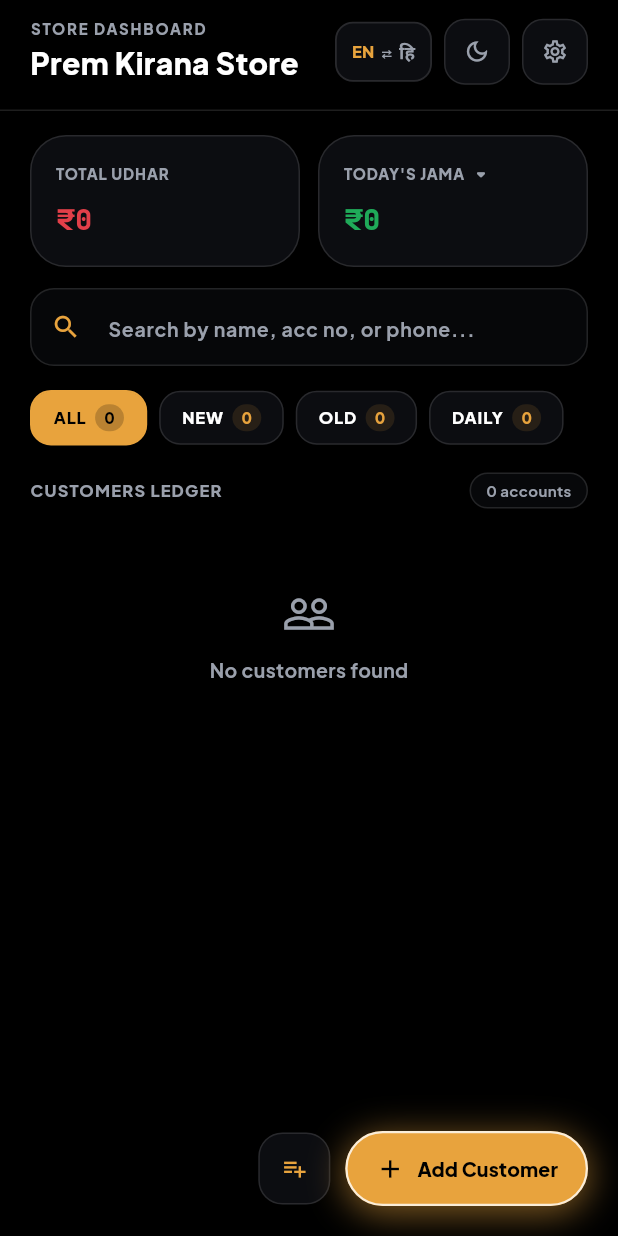
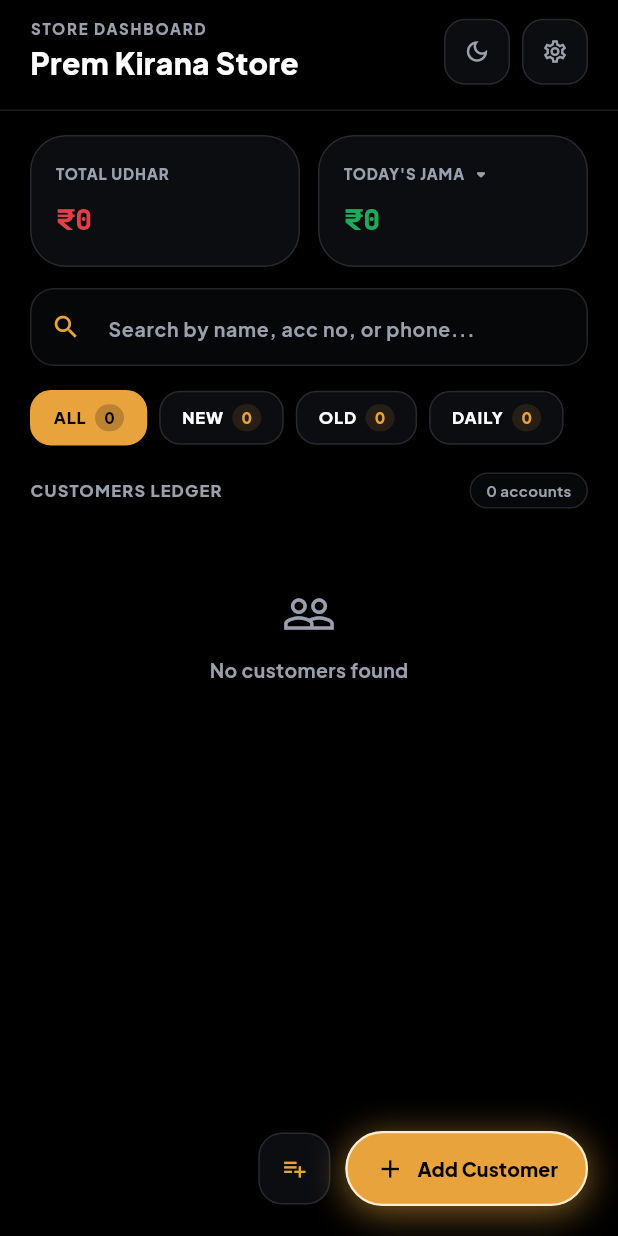
Before and after one commit to AnshNagre/prem_kirana_ledger, a Flutter app: the screen it shows after launch, on a phone screen of 412 x 824 dp. Run offline on Flutter 3.47's test engine with Material 3 defaults, Android fonts, the phone set to English and light mode, and no system bars; our stand-ins replace file_picker, google_fonts, image_picker, package_info_plus, pdf, printing and 2 more; missing offline and left inert: excel; network calls fail.

Commit message:
Configure release APK signing with verification in CI, remove English-to-Hindi mode, bump version to 1.0.6+7

```diff
--- a/lib/models/customer.dart
+++ b/lib/models/customer.dart
@@ -1,4 +1,3 @@
-import '../utils/hindi_transliterator.dart';
 import 'transaction.dart';
 
 enum CustomerCategory {
@@ -53,11 +52,8 @@ class Customer {
         category = category ?? CustomerCategory.newCustomer,
         transactions = transactions ?? [];
 
-  /// Returns the customer name in English or Hindi Devanagari based on [isHindi].
-  String displayName({bool isHindi = false}) {
-    if (!isHindi) return name;
-    return HindiTransliterator.toHindi(name);
-  }
+  /// Returns the customer name.
+  String displayName() => name;
 
   /// Two-letter avatar initials, e.g. "Ansh Nagre" -> "AN".
   String get initials {
--- a/lib/screens/customer_timeline.dart
+++ b/lib/screens/customer_timeline.dart
@@ -336,7 +336,7 @@ class _CustomerTimelineScreenState extends State<CustomerTimelineScreen> {
                           fit: BoxFit.scaleDown,
                           alignment: Alignment.centerLeft,
                           child: Text(
-                            customer.displayName(isHindi: provider.isHindiMode).toUpperCase(),
+                            customer.name.toUpperCase(),
                             style: TextStyle(
                               fontSize: 13.5,
                               fontWeight: FontWeight.w900,
@@ -498,7 +498,7 @@ class _CustomerTimelineScreenState extends State<CustomerTimelineScreen> {
                 Expanded(
                   child: _actionButton(
                     context,
-                    label: provider.isHindiMode ? 'जमा' : 'JAMA',
+                    label: 'JAMA',
                     color: c.jama,
                     icon: Icons.remove,
                     onTap: () => showTxnFormSheet(context, customer: customer, initialType: TxnType.jama),
@@ -523,7 +523,7 @@ class _CustomerTimelineScreenState extends State<CustomerTimelineScreen> {
                 Expanded(
                   child: _actionButton(
                     context,
-                    label: provider.isHindiMode ? 'उधार' : 'UDHAR',
+                    label: 'UDHAR',
                     color: c.udhar,
                     icon: Icons.add,
                     onTap: () => showTxnFormSheet(context, customer: customer, initialType: TxnType.udhar),
--- a/lib/screens/home_dashboard.dart
+++ b/lib/screens/home_dashboard.dart
@@ -112,7 +112,6 @@ class _HomeDashboardState extends State<HomeDashboard> {
 
   void _showCustomerOptions(BuildContext context, Customer customer) {
     final c = context.colors;
-    final isHindi = context.read<LedgerProvider>().isHindiMode;
 
     showModalBottomSheet(
       context: context,
@@ -186,7 +185,7 @@ class _HomeDashboardState extends State<HomeDashboard> {
                           ),
                           const SizedBox(height: 4),
                           Text(
-                            customer.displayName(isHindi: isHindi).toUpperCase(),
+                            customer.name.toUpperCase(),
                             style: TextStyle(fontWeight: FontWeight.w900, fontSize: 14, color: c.textBody),
                             overflow: TextOverflow.ellipsis,
                           ),
@@ -213,13 +212,11 @@ class _HomeDashboardState extends State<HomeDashboard> {
                             border: Border.all(color: (customer.balance <= 0 ? c.jama : c.udhar).withOpacity(0.35), width: 1),
                           ),
                           child: Text(
-                            customer.balance <= 0
-                                ? (isHindi ? 'जमा' : 'JAMA')
-                                : (isHindi ? 'उधार' : 'UDHAR'),
+                            customer.balance <= 0 ? 'JAMA' : 'UDHAR',
                             style: TextStyle(
-                              fontSize: isHindi ? 10.5 : 9.5,
+                              fontSize: 9.5,
                               fontWeight: FontWeight.w900,
-                              letterSpacing: isHindi ? 0.2 : 0.5,
+                              letterSpacing: 0.5,
                               color: customer.balance <= 0 ? c.jama : c.udhar,
                             ),
                           ),
@@ -679,49 +676,6 @@ class _Header extends StatelessWidget {
               ],
             ),
           ),
-          InkWell(
-            onTap: provider.toggleHindiMode,
-            borderRadius: BorderRadius.circular(12),
-            child: Container(
-              height: 40,
-              padding: const EdgeInsets.symmetric(horizontal: 10),
-              decoration: BoxDecoration(
-                color: provider.isHindiMode ? c.brandPrimary.withOpacity(0.18) : c.bgSurface,
-                border: Border.all(
-                  color: provider.isHindiMode ? c.brandPrimary : c.borderHairline,
-                  width: 1.2,
-                ),
-                borderRadius: BorderRadius.circular(12),
-              ),
-              alignment: Alignment.center,
-              child: Row(
-                mainAxisSize: MainAxisSize.min,
-                children: [
-                  Text(
-                    'EN',
-                    style: TextStyle(
-                      fontSize: 11,
-                      fontWeight: !provider.isHindiMode ? FontWeight.w900 : FontWeight.w600,
-                      color: !provider.isHindiMode ? c.brandPrimary : c.muted,
-                    ),
-                  ),
-                  Padding(
-                    padding: const EdgeInsets.symmetric(horizontal: 3),
-                    child: Text('⇄', style: TextStyle(fontSize: 10, color: c.muted)),
-                  ),
-                  Text(
-                    'हि',
-                    style: TextStyle(
-                      fontSize: 12,
-                      fontWeight: provider.isHindiMode ? FontWeight.w900 : FontWeight.w600,
-                      color: provider.isHindiMode ? c.brandPrimary : c.muted,
-                    ),
-                  ),
-                ],
-              ),
-            ),
-          ),
-          const SizedBox(width: 8),
           _RoundIconButton(
             icon: provider.themeMode == ThemeMode.dark ? Icons.dark_mode_outlined : Icons.light_mode_outlined,
             tooltip: 'Toggle Theme',
--- a/lib/utils/hindi_transliterator.dart
+++ /dev/null
@@ -1,370 +0,0 @@
-/// Utility to phonetically convert English customer names to Hindi (Devanagari).
-/// If a name is already in Devanagari script or empty, it is returned intact.
-class HindiTransliterator {
-  static final RegExp _devanagariRegex = RegExp(r'[\u0900-\u097F]');
-
-  /// Common Indian given names and surnames mapped for 100% accuracy.
-  static final Map<String, String> _dictionary = {
-    // Common first names
-    'ansh': 'अंश',
-    'anshu': 'अंशु',
-    'priya': 'प्रिया',
-    'ramesh': 'रमेश',
-    'suresh': 'सुरेश',
-    'mahesh': 'महेश',
-    'dinesh': 'दिनेश',
-    'rajesh': 'राजेश',
-    'mukesh': 'मुकेश',
-    'rakesh': 'राकेश',
-    'naresh': 'नरेश',
-    'umesh': 'उमेश',
-    'kamlesh': 'कमलेश',
-    'santosh': 'संतोष',
-    'rahul': 'राहुल',
-    'rohit': 'रोहित',
-    'mohit': 'मोहित',
-    'amit': 'अमित',
-    'sumit': 'सुमित',
-    'anil': 'अनिल',
-    'sunil': 'सुनील',
-    'deepak': 'दीपक',
-    'vikas': 'विकास',
-    'vishal': 'विशाल',
-    'vijay': 'विजय',
-    'ajay': 'अजय',
-    'sanjay': 'संजय',
-    'manoj': 'मनोज',
-    'vinod': 'विनोद',
-    'pramod': 'प्रमोद',
-    'alok': 'आलोक',
-    'ashok': 'अशोक',
-    'sachin': 'सचिन',
-    'nitin': 'नितिन',
-    'sandeep': 'संदीप',
-    'pradeep': 'प्रदीप',
-    'kuldeep': 'कुलदीप',
-    'kamal': 'कमल',
-    'kiran': 'किरण',
-    'mohan': 'मोहन',
-    'sohan': 'सोहन',
-    'rohan': 'रोहन',
-    'karan': 'करण',
-    'arjun': 'अर्जुन',
-    'shyam': 'श्याम',
-    'ram': 'राम',
-    'prem': 'प्रेम',
-    'gopal': 'गोपाल',
-    'govind': 'गोविंद',
-    'krishna': 'कृष्णा',
-    'radha': 'राधा',
-    'pooja': 'पूजा',
-    'neha': 'नेहा',
-    'sonam': 'सोनम',
-    'geeta': 'गीता',
-    'seema': 'सीमा',
-    'reena': 'रीना',
-    'meena': 'मीना',
-    'mona': 'मोना',
-    'sunita': 'सुनीता',
-    'anita': 'अनीता',
-    'rekha': 'रेखा',
-    'kavita': 'कविता',
-    'sarita': 'सरिता',
-    'babita': 'बबीता',
-    'laxmi': 'लक्ष्मी',
-    'lakshmi': 'लक्ष्मी',
-    'aarti': 'आरती',
-    'arti': 'आरती',
-    'swati': 'स्वाति',
-    'jyoti': 'ज्योति',
-    'shubham': 'शुभम',
-    'shivam': 'शिवम',
-    'pawan': 'पवन',
-    'pankaj': 'पंकज',
-    'bharat': 'भारत',
-    'bhagwan': 'भगवान',
-    'raj': 'राज',
-    'raju': 'राजू',
-    'sonu': 'सोनू',
-    'monu': 'मोनू',
-    'chintu': 'चिंटू',
-    'pinki': 'पिंकी',
-    'golu': 'गोलू',
-    'babloo': 'बबलू',
-    'bablu': 'बबलू',
-    'pappu': 'पप्पू',
-    'munna': 'मुन्ना',
-    'hari': 'हरि',
-    'harish': 'हरीश',
-    'ravi': 'रवि',
-    'shankar': 'शंकर',
-    'shiv': 'शिव',
-    'om': 'ओम',
-
-    // Common Surnames / Titles
-    'nagre': 'नागरे',
-    'deshmukh': 'देशमुख',
-    'sharma': 'शर्मा',
-    'verma': 'वर्मा',
-    'patel': 'पटेल',
-    'gupta': 'गुप्ता',
-    'singh': 'सिंह',
-    'kumar': 'कुमार',
-    'yadav': 'यादव',
-    'mishra': 'मिश्रा',
-    'tiwari': 'तिवारी',
-    'pandey': 'पांडे',
-    'shukla': 'शुक्ला',
-    'dubey': 'दुबे',
-    'chaubey': 'चौबे',
-    'jha': 'झा',
-    'thakur': 'ठाकुर',
-    'chauhan': 'चौहान',
-    'rajput': 'राजपूत',
-    'jain': 'जैन',
-    'agarwal': 'अग्रवाल',
-    'agrawal': 'अग्रवाल',
-    'bansal': 'बंसल',
-    'mittal': 'मित्तल',
-    'goyal': 'गोयल',
-    'khandelwal': 'खंडेलवाल',
-    'maheshwari': 'माहेश्वरी',
-    'joshi': 'जोशी',
-    'bhatt': 'भट्ट',
-    'rawat': 'रावत',
-    'negi': 'नेगी',
-    'choudhary': 'चौधरी',
-    'choudhury': 'चौधरी',
-    'patil': 'पाटिल',
-    'pawar': 'पवार',
-    'kadam': 'कदम',
-    'shinde': 'शिंदे',
-    'gaikwad': 'गायकवाड़',
-    'bhosale': 'भोसले',
-    'jadhav': 'जाधव',
-    'more': 'मोरे',
-    'sawant': 'सावंत',
-    'kale': 'काळे',
-    'koli': 'कोली',
-    'shah': 'शाह',
-    'mehta': 'मेहता',
-    'soni': 'सोनी',
-    'sahu': 'साहू',
-    'sen': 'सेन',
-    'das': 'दास',
-    'bose': 'बोस',
-    'reddy': 'रेड्डी',
-    'rao': 'राव',
-    'nair': 'नायर',
-    'pillai': 'पिल्लई',
-    'menon': 'मेनन',
-    'khan': 'खान',
-    'ansari': 'अंसारी',
-    'shaikh': 'शेख',
-    'sheikh': 'शेख',
-    'sayyad': 'सैयद',
-    'ali': 'अली',
-    'ahmed': 'अहमद',
-    'malik': 'मलिक',
-    'quraishi': 'कुरैशी',
-    'qureshi': 'कुरैशी',
-    'siddiqui': 'सिद्दीकी',
-    'lal': 'लाल',
-    'seth': 'सेठ',
-    'devi': 'देवी',
-    'bai': 'बाई',
-    'bhai': 'भाई',
-    'ben': 'बेन',
-    'didi': 'दीदी',
-    'chacha': 'चाचा',
-    'kaka': 'काका',
-    'mama': 'मामा',
-  };
-
-  /// Main entry point: converts [input] English name to Hindi Devanagari.
-  static String toHindi(String input) {
-    if (input.trim().isEmpty) return input;
-    // If it already contains Hindi characters, preserve it
-    if (_devanagariRegex.hasMatch(input)) return input;
-
-    final words = input.split(RegExp(r'\s+'));
-    final convertedWords = words.map(_convertSingleWord).toList();
-    return convertedWords.join(' ');
-  }
-
-  static String _convertSingleWord(String word) {
-    if (word.trim().isEmpty) return word;
-    final lower = word.toLowerCase().trim();
-
-    // 1. Direct dictionary match
-    if (_dictionary.containsKey(lower)) {
-      return _dictionary[lower]!;
-    }
-
-    // 2. Phonetic transliteration engine
-    return _phoneticTransliterate(lower);
-  }
-
-  static String _phoneticTransliterate(String text) {
-    final buffer = StringBuffer();
-    int i = 0;
-    final len = text.length;
-
-    // Special initial vowel map
-    const initialVowels = {
-      'aa': 'आ',
-      'a': 'अ',
-      'ee': 'ई',
-      'i': 'इ',
-      'oo': 'ऊ',
-      'u': 'उ',
-      'e': 'ए',
-      'ai': 'ऐ',
-      'o': 'ओ',
-      'au': 'औ',
-      'ri': 'ऋ',
-    };
-
-    // Dependent vowel (matra) map
-    const matras = {
-      'aa': 'ा',
-      'a': '',
-      'ee': 'ी',
-      'i': 'ि',
-      'oo': 'ू',
-      'u': 'ु',
-      'e': 'े',
-      'ai': 'ै',
-      'o': 'ो',
-      'au': 'ौ',
-    };
-
-    // Consonant map
-    const consonants = {
-      'chh': 'छ',
-      'kh': 'ख',
-      'gh': 'घ',
-      'ch': 'च',
-      'jh': 'झ',
-      'th': 'थ',
-      'dh': 'ध',
-      'ph': 'फ',
-      'bh': 'भ',
-      'sh': 'श',
-      'shh': 'ष',
-      'wh': 'व',
-      'k': 'क',
-      'g': 'ग',
-      'c': 'क',
-      'j': 'ज',
-      't': 'त',
-      'd': 'द',
-      'n': 'न',
-      'p': 'प',
-      'f': 'फ',
-      'b': 'ब',
-      'm': 'म',
-      'y': 'य',
-      'r': 'र',
-      'l': 'ल',
-      'v': 'व',
-      'w': 'व',
-      's': 'स',
-      'h': 'ह',
-      'z': 'ज़',
-      'q': 'क',
-      'x': 'क्स',
-    };
-
-    bool isInitial = true;
-
-    while (i < len) {
-      // Check if character is not a letter
-      final char = text[i];
-      if (!RegExp(r'[a-z]').hasMatch(char)) {
-        buffer.write(char);
-        i++;
-        isInitial = true;
-        continue;
-      }
-
-      // Check initial vowels
-      if (isInitial) {
-        bool matchedVowel = false;
-        for (final vLen in [2, 1]) {
-          if (i + vLen <= len) {
-            final sub = text.substring(i, i + vLen);
-            if (initialVowels.containsKey(sub)) {
-              buffer.write(initialVowels[sub]);
-              i += vLen;
-              isInitial = false;
-              matchedVowel = true;
-              break;
-            }
-          }
-        }
-        if (matchedVowel) continue;
-      }
-
-      // Check consonants (up to 3 chars: chh, then 2: kh/gh/sh, then 1)
-      String? matchedConsonant;
-      int cLen = 0;
-      for (final testLen in [3, 2, 1]) {
-        if (i + testLen <= len) {
-          final sub = text.substring(i, i + testLen);
-          if (consonants.containsKey(sub)) {
-            matchedConsonant = consonants[sub];
-            cLen = testLen;
-            break;
-          }
-        }
-      }
-
-      if (matchedConsonant != null) {
-        buffer.write(matchedConsonant);
-        i += cLen;
-        isInitial = false;
-
-        // Now check following vowel/matra
-        String? matchedMatra;
-        int mLen = 0;
-        for (final testLen in [2, 1]) {
-          if (i + testLen <= len) {
-            final sub = text.substring(i, i + testLen);
-            if (matras.containsKey(sub)) {
-              matchedMatra = matras[sub];
-              mLen = testLen;
-              break;
-            }
-          }
-        }
-
-        if (matchedMatra != null) {
-          buffer.write(matchedMatra);
-          i += mLen;
-        } else {
-          // If followed by another consonant and not at end of word, add halant
-          if (i < len && RegExp(r'[a-z]').hasMatch(text[i])) {
-            // Check if next is a consonant
-            bool nextIsConsonant = false;
-            for (final testLen in [3, 2, 1]) {
-              if (i + testLen <= len && consonants.containsKey(text.substring(i, i + testLen))) {
-                nextIsConsonant = true;
-                break;
-              }
-            }
-            if (nextIsConsonant) {
-              buffer.write('्'); // Halant for conjunct
-            }
-          }
-        }
-      } else {
-        // Fallback for unmatched character
-        buffer.write(text[i]);
-        i++;
-      }
-    }
-
-    return buffer.toString();
-  }
-}
--- a/lib/widgets/txn_form_sheet.dart
+++ b/lib/widgets/txn_form_sheet.dart
@@ -193,7 +193,7 @@ class _TxnFormSheetState extends State<TxnFormSheet> {
         )) {
       final formattedDate = DateFormat('dd/MM/yyyy').format(_dateTime);
       final formattedAmount = formatRupees(amount);
-      final entryTypeLabel = _type.displayLabel(isHindi: provider.isHindiMode);
+      final entryTypeLabel = _type.label;
       final confirm = await showDialog<bool>(
         context: context,
         builder: (dialogCtx) {
@@ -219,7 +219,7 @@ class _TxnFormSheetState extends State<TxnFormSheet> {
               ],
             ),
             content: Text(
-              'This entry already exists for "${widget.customer.displayName(isHindi: provider.isHindiMode)}" on $formattedDate ($entryTypeLabel $formattedAmount).\n\nWould you like to enter this?',
+              'This entry already exists for "${widget.customer.name}" on $formattedDate ($entryTypeLabel $formattedAmount).\n\nWould you like to enter this?',
               style: TextStyle(
                 color: c.textBody,
                 fontSize: 13.5,
--- a/pubspec.yaml
+++ b/pubspec.yaml
@@ -1,7 +1,7 @@
 name: prem_kirana_ledger
 description: Prem Kirana Ledger - Udhar/Jama customer ledger book app.
 publish_to: 'none'
-version: 1.0.5+6
+version: 1.0.6+7
 
 environment:
   sdk: '>=3.3.0 <4.0.0'
```
Also changed, not shown: lib/models/transaction.dart (+1 -6 lines), lib/state/ledger_provider.dart (+0 -27 lines), lib/widgets/bulk_txn_sheet.dart (+6 -8 lines), lib/widgets/customer_card.dart (+7 -12 lines), lib/widgets/settings_sheet.dart (+0 -13 lines), lib/widgets/transaction_tile.dart (+6 -8 lines), 5 other files.
